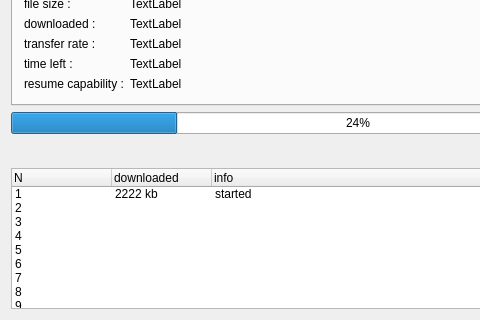
Above: HeaderAndUi/ShowDownloadWidget.ui from hamedshakib/New-Download-Manager before the change; both pictures show x 0 to 480 and y 91 to 411 of the 716 by 411 pixel window. Below: the same form after it.
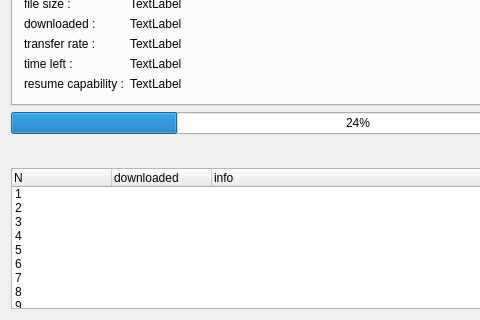
That is the form after the change.

Patch:
```diff
--- a/HeaderAndUi/ShowDownloadWidget.ui
+++ b/HeaderAndUi/ShowDownloadWidget.ui
@@ -284,10 +284,10 @@
        <string>1</string>
       </property>
       <property name="text">
-       <string>2222 kb</string>
+       <string/>
       </property>
       <property name="text">
-       <string>started</string>
+       <string/>
       </property>
      </item>
      <item>
```
